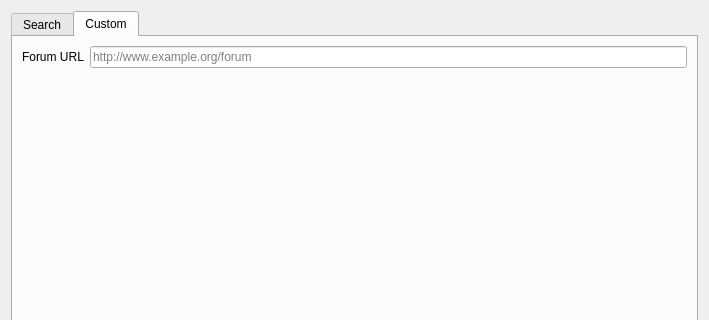
Qt form src/reader/subscribeforum.ui (vranki/siilihai-client) before a commit; both pictures show x 0 to 709 and y 0 to 320 of the 709 by 516 pixel window.
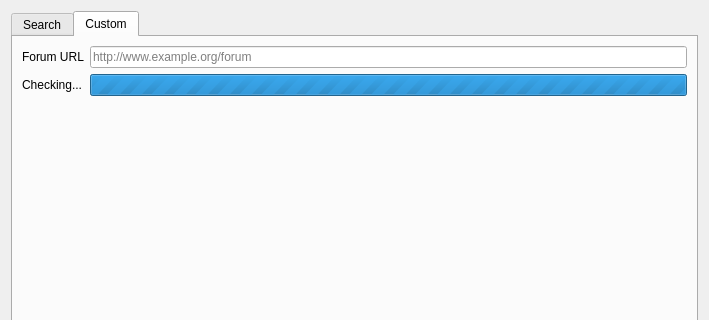
The same form after that commit. The open tabs and pages were chosen to show the change. Icons and pictures are not drawn.

Diff of the .ui file:
```diff
--- a/src/reader/subscribeforum.ui
+++ b/src/reader/subscribeforum.ui
@@ -104,6 +104,29 @@
          </property>
         </widget>
        </item>
+       <item row="1" column="1">
+        <widget class="QProgressBar" name="progressBar">
+         <property name="maximum">
+          <number>0</number>
+         </property>
+         <property name="value">
+          <number>-1</number>
+         </property>
+         <property name="textVisible">
+          <bool>false</bool>
+         </property>
+         <property name="format">
+          <string>Checking</string>
+         </property>
+        </widget>
+       </item>
+       <item row="1" column="0">
+        <widget class="QLabel" name="checkText">
+         <property name="text">
+          <string>Checking...</string>
+         </property>
+        </widget>
+       </item>
       </layout>
      </widget>
     </widget>
```
